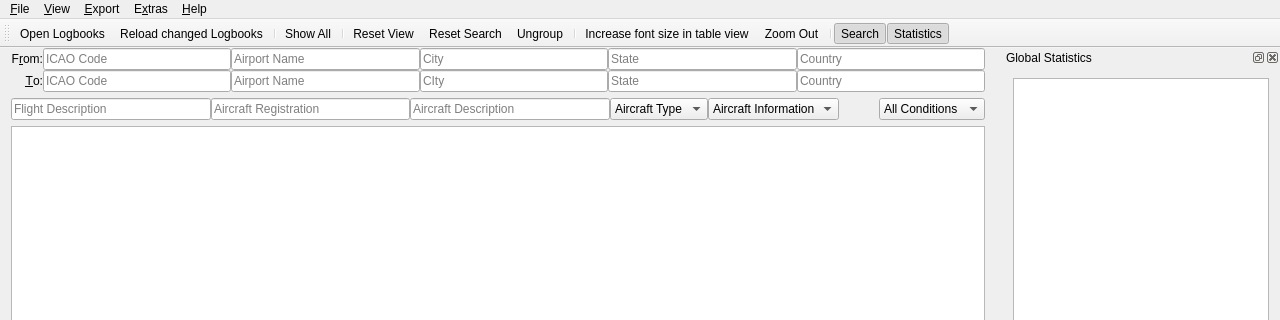
Qt form src/gui/mainwindow.ui (albar965/littlelogbook) before a commit; both pictures show x 0 to 1280 and y 0 to 320 of the 1280 by 768 pixel window.
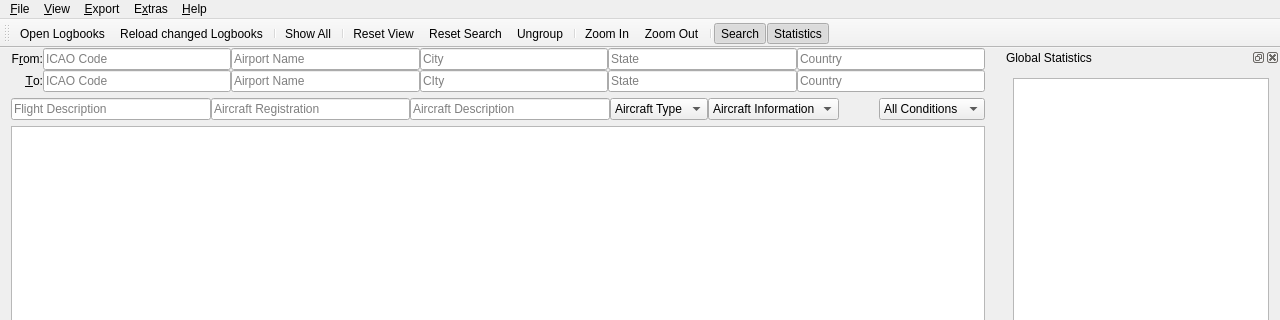
The same form after that commit. Icons and pictures are not drawn.

What changed in the file:
```diff
--- a/src/gui/mainwindow.ui
+++ b/src/gui/mainwindow.ui
@@ -1007,7 +1007,7 @@
     <string>Zoom &amp;In</string>
    </property>
    <property name="iconText">
-    <string>Increase font size in table view</string>
+    <string>Zoom In</string>
    </property>
    <property name="toolTip">
     <string>Increase font size in table view</string>
```
Left out of the diff: 3 changed lines with no effect on the pictures.
